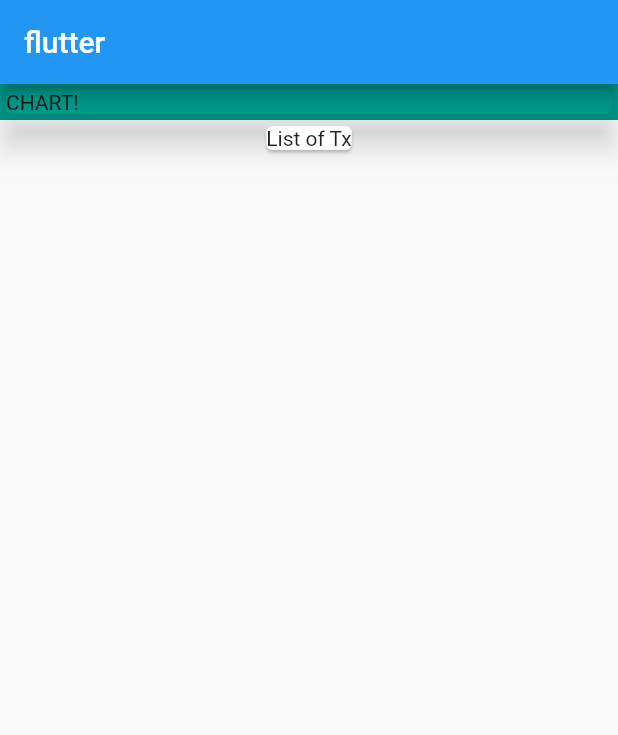
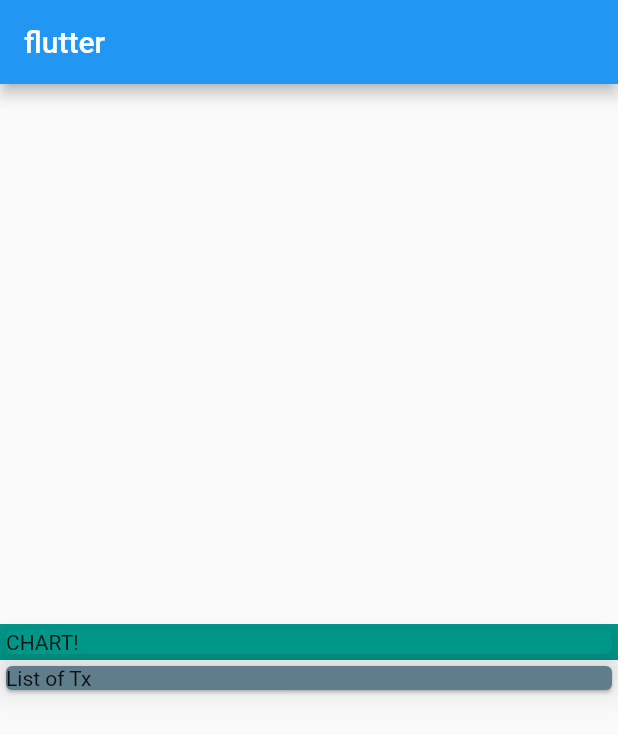
Before and after one commit to rudanijemin/Daily-Expenses, a Flutter app: the screen it shows after launch, on a phone screen of 412 x 824 dp. Shown: the top 735 px of the screen. Run offline on Flutter 3.47's test engine with Material 2 defaults, Android fonts, the phone set to English and light mode, and no system bars.

```diff
--- a/lib/main.dart
+++ b/lib/main.dart
@@ -1,4 +1,5 @@
 import 'package:flutter/material.dart';
+import './transaction.dart';
 
 void main() {
   runApp(MyApp());
@@ -9,6 +10,7 @@ class MyApp extends StatelessWidget {
   @override
   Widget build(BuildContext context) {
     return MaterialApp(
+      debugShowCheckedModeBanner: false,
       title: "flutter project",
       home: myhomepage(),
     );
@@ -16,6 +18,20 @@ class MyApp extends StatelessWidget {
 }
 
 class myhomepage extends StatelessWidget {
+  final List<Transaction> transaction =[
+    Transaction(
+      id: 't1',
+      title: 'new shoes',
+      amount: 600,
+      date: DateTime.now(),
+    ),
+    Transaction(
+      id: 't1',
+      title: 'new shoes',
+      amount: 600,
+      date: DateTime.now(),
+    ),
+  ];
 
   @override
   Widget build(BuildContext context) {
@@ -24,6 +40,8 @@ class myhomepage extends StatelessWidget {
         title: Text('flutter'),
       ),
       body: Column(
+        mainAxisAlignment: MainAxisAlignment.center,
+        crossAxisAlignment: CrossAxisAlignment.stretch,
         children: [
           Container(
             color: Colors.teal,
@@ -36,6 +54,7 @@ class myhomepage extends StatelessWidget {
           ),
           Card(
             child: Text('List of Tx'),
+            color: Colors.blueGrey,
           ),
         ],
 
--- /dev/null
+++ b/lib/transaction.dart
@@ -0,0 +1,16 @@
+import 'package:flutter/foundation.dart';
+
+class Transaction {
+
+  final String id;
+  final String title;
+  final double amount;
+  final DateTime date;
+
+  //remember this. syntex
+  Transaction({
+    @required this.id,
+    @required this.title,
+    @required this.amount,
+    @required this.date});
+}
```
